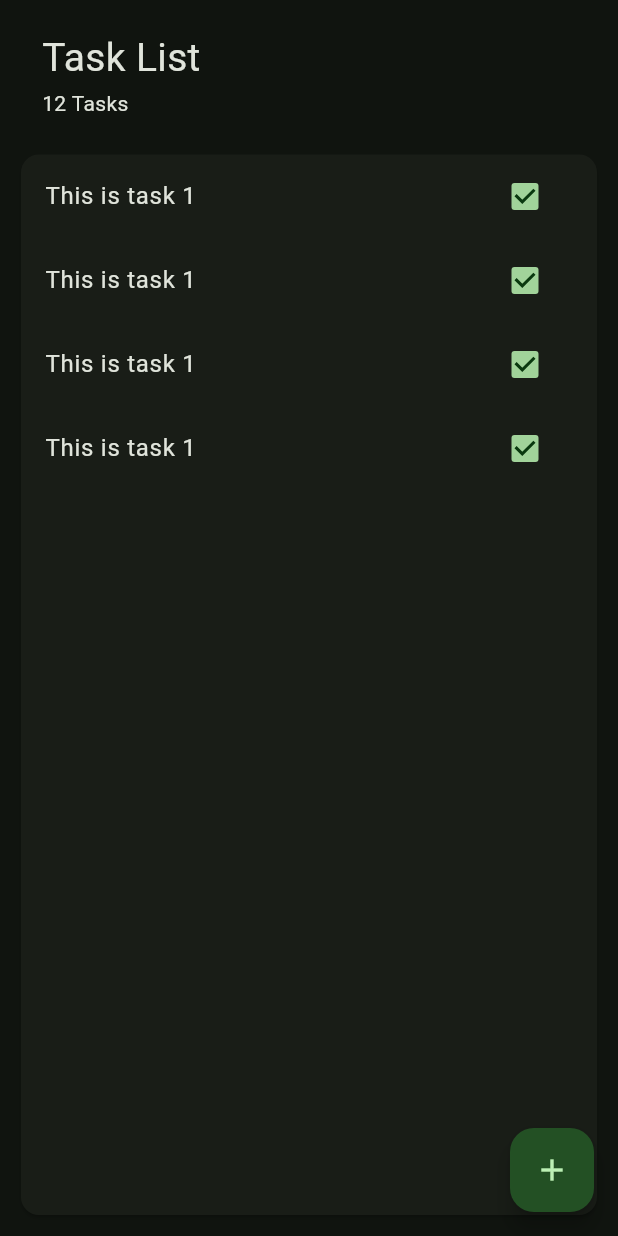
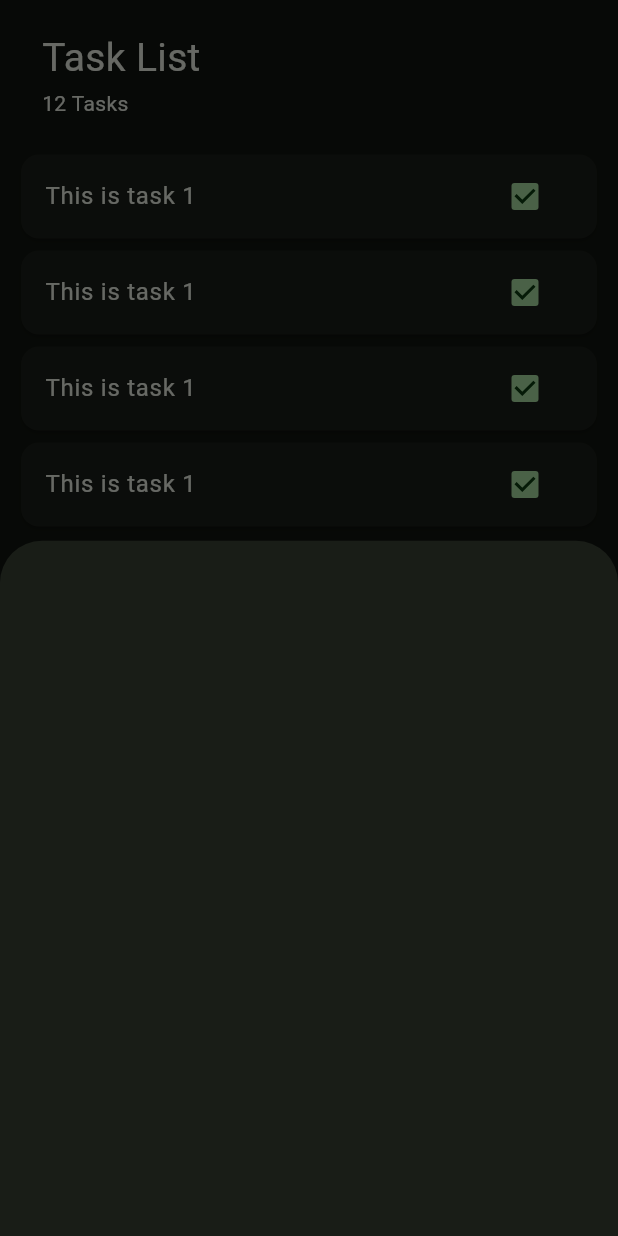
Before and after one commit to dizzpy/MaterialToDo-withProvider, a Flutter app: the screen it shows after launch, after a tap on the "add" icon, on a phone screen of 412 x 824 dp. Run offline on Flutter 3.47's test engine with Material 3 defaults, Android fonts, the phone set to English and light mode, and no system bars.

Commit message:
model done

```diff
--- a/lib/components/task_list.dart
+++ b/lib/components/task_list.dart
@@ -9,7 +9,6 @@ class TaskList extends StatelessWidget {
   @override
   Widget build(BuildContext context) {
     return Expanded(
-      child: Card(
       child: Container(
         child: ListView(
           children: [
@@ -20,7 +19,6 @@ class TaskList extends StatelessWidget {
           ],
         ),
       ),
-      ),
     );
   }
 }
--- a/lib/components/task_tile.dart
+++ b/lib/components/task_tile.dart
@@ -7,11 +7,13 @@ class TaskTitle extends StatelessWidget {
 
   @override
   Widget build(BuildContext context) {
-    return ListTile(
-      title: Text('This is task 1'),
-      trailing: Checkbox(
-        value: true,
-        onChanged: (bool) {},
+    return Card(
+      child: ListTile(
+        title: Text('This is task 1'),
+        trailing: Checkbox(
+          value: true,
+          onChanged: (bool) {},
+        ),
       ),
     );
   }
--- a/lib/screens/task_screen.dart
+++ b/lib/screens/task_screen.dart
@@ -5,11 +5,20 @@ import 'package:material_todo/components/task_list.dart';
 class TasksScreen extends StatelessWidget {
   const TasksScreen({super.key});
 
+  Widget buildBottomSheat(BuildContext context) {
+    return Container();
+  }
+
   @override
   Widget build(BuildContext context) {
     return Scaffold(
       floatingActionButton: FloatingActionButton(
-        onPressed: () {},
+        onPressed: () {
+          showModalBottomSheet(
+            context: context,
+            builder: buildBottomSheat,
+          );
+        },
         child: Icon(Icons.add),
       ),
       body: SafeArea(
```
Lines whose indentation alone changed are shown as unchanged.
